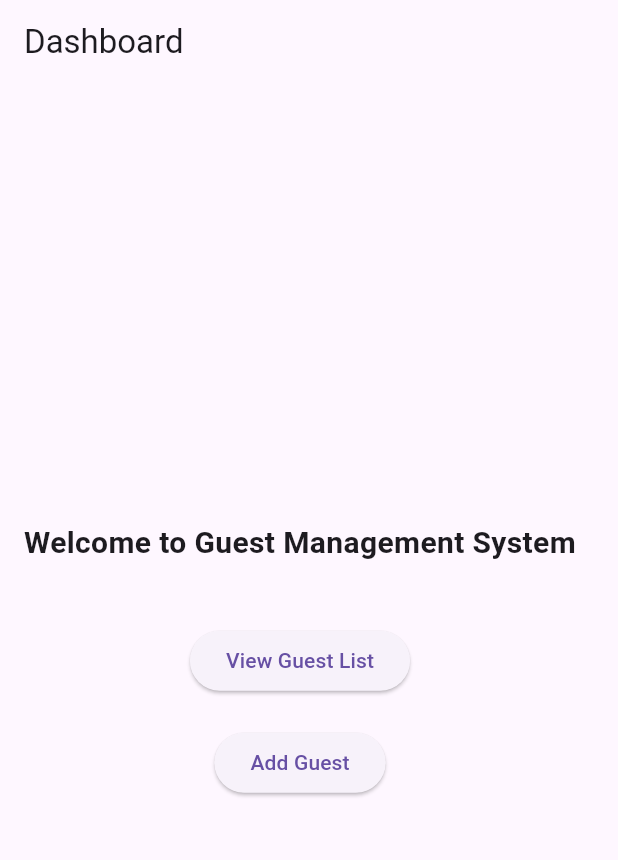
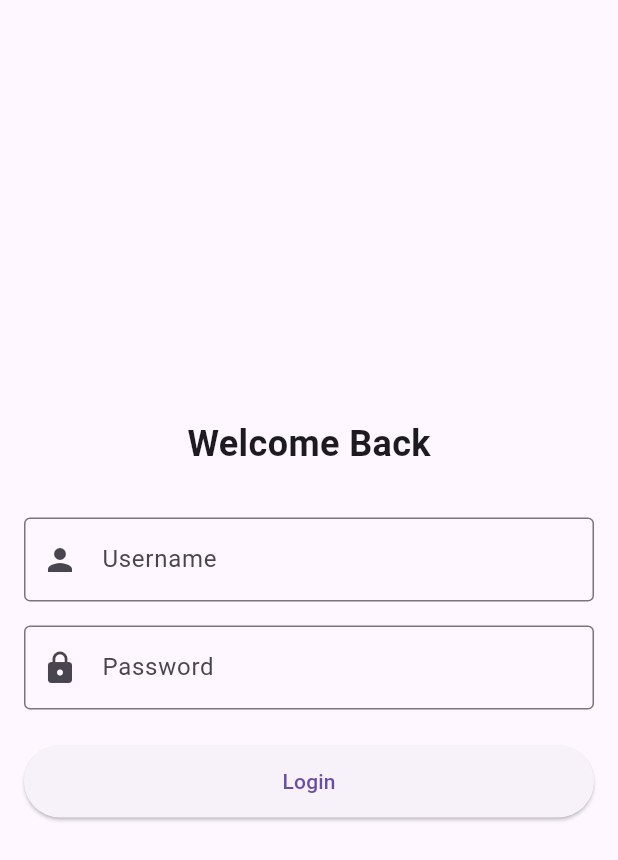
Before and after one commit to mragenks/pendataan-tamu, a Flutter app: the screen it shows after launch, on a phone screen of 412 x 824 dp. Shown: the top 860 px of the screen. Run offline on Flutter 3.47's test engine with Material 3 defaults, Android fonts, the phone set to English and light mode, and no system bars; our stand-ins replace shared_preferences, sqflite; accounts and stored records are empty.

Commit message:
login done, logout done, reset all done, active guests and checked out done

```diff
--- a/lib/main.dart
+++ b/lib/main.dart
@@ -1,17 +1,29 @@
 import 'package:flutter/material.dart';
+import 'screens/login_screen.dart';
 import 'screens/dashboard_screen.dart';
+import 'services/auth_service.dart';
 
-void main() {
-  runApp(MyApp());
-}
+void main() => runApp(MyApp());
 
 class MyApp extends StatelessWidget {
   @override
   Widget build(BuildContext context) {
     return MaterialApp(
       title: 'Guest Management',
-      theme: ThemeData(primarySwatch: Colors.blue),
-      home: DashboardScreen(),
+      home: FutureBuilder<bool>(
+        future: AuthService().isLoggedIn(),
+        builder: (context, snapshot) {
+          if (snapshot.connectionState == ConnectionState.waiting) {
+            return CircularProgressIndicator();
+          }
+
+          if (snapshot.data == true) {
+            return DashboardScreen();
+          }
+
+          return LoginScreen();
+        },
+      ),
     );
   }
 }
--- /dev/null
+++ b/lib/models/user.dart
@@ -0,0 +1,27 @@
+class User {
+  final String username;
+  final String password; // Dalam praktik nyata, password harus di-hash
+  final String role; // misalnya: 'admin', 'staff'
+
+  User({
+    required this.username,
+    required this.password,
+    required this.role,
+  });
+
+  Map<String, dynamic> toMap() {
+    return {
+      'username': username,
+      'password': password,
+      'role': role,
+    };
+  }
+
+  factory User.fromMap(Map<String, dynamic> map) {
+    return User(
+      username: map['username'],
+      password: map['password'],
+      role: map['role'],
+    );
+  }
+}
--- /dev/null
+++ b/lib/screens/login_screen.dart
@@ -0,0 +1,112 @@
+import 'package:flutter/material.dart';
+import 'package:pendataan_tamu_perumahan/screens/dashboard_screen.dart';
+import '../services/auth_service.dart';
+
+class LoginScreen extends StatefulWidget {
+  @override
+  _LoginScreenState createState() => _LoginScreenState();
+}
+
+class _LoginScreenState extends State<LoginScreen> {
+  final _formKey = GlobalKey<FormState>();
+  final _usernameController = TextEditingController();
+  final _passwordController = TextEditingController();
+  bool _isLoading = false;
+
+  void _login() async {
+    if (_formKey.currentState!.validate()) {
+      setState(() => _isLoading = true);
+
+      try {
+        final success = await AuthService().login(
+          _usernameController.text,
+          _passwordController.text,
+        );
+
+        if (success) {
+          Navigator.of(context).pushReplacement(
+            MaterialPageRoute(builder: (_) => DashboardScreen()),
+          );
+        } else {
+          ScaffoldMessenger.of(context).showSnackBar(
+            SnackBar(content: Text('Invalid username or password')),
+          );
+        }
+      } catch (e) {
+        ScaffoldMessenger.of(context).showSnackBar(
+          SnackBar(content: Text('Login failed: ${e.toString()}')),
+        );
+      } finally {
+        setState(() => _isLoading = false);
+      }
+    }
+  }
+
+  @override
+  Widget build(BuildContext context) {
+    return Scaffold(
+      body: Center(
+        child: SingleChildScrollView(
+          padding: EdgeInsets.all(16),
+          child: Form(
+            key: _formKey,
+            child: Column(
+              mainAxisAlignment: MainAxisAlignment.center,
+              children: [
+                Text(
+                  'Welcome Back',
+                  style: TextStyle(
+                    fontSize: 24,
+                    fontWeight: FontWeight.bold,
+                  ),
+                ),
+                SizedBox(height: 32),
+                TextFormField(
+                  controller: _usernameController,
+                  decoration: InputDecoration(
+                    labelText: 'Username',
+                    border: OutlineInputBorder(),
+                    prefixIcon: Icon(Icons.person),
+                  ),
+                  validator: (value) {
+                    if (value == null || value.isEmpty) {
+                      return 'Please enter username';
+                    }
+                    return null;
+                  },
+                ),
+                SizedBox(height: 16),
+                TextFormField(
+                  controller: _passwordController,
+                  decoration: InputDecoration(
+                    labelText: 'Password',
+                    border: OutlineInputBorder(),
+                    prefixIcon: Icon(Icons.lock),
+                  ),
+                  obscureText: true,
+                  validator: (value) {
+                    if (value == null || value.isEmpty) {
+                      return 'Please enter password';
+                    }
+                    return null;
+                  },
+                ),
+                SizedBox(height: 24),
+                SizedBox(
+                  width: double.infinity,
+                  height: 48,
+                  child: ElevatedButton(
+                    onPressed: _isLoading ? null : _login,
+                    child: _isLoading
+                        ? CircularProgressIndicator(color: Colors.white)
+                        : Text('Login'),
+                  ),
+                ),
+              ],
+            ),
+          ),
+        ),
+      ),
+    );
+  }
+}
--- /dev/null
+++ b/lib/services/auth_service.dart
@@ -0,0 +1,54 @@
+import 'package:shared_preferences/shared_preferences.dart';
+// import '../models/user.dart';
+
+class AuthService {
+  static const String TOKEN_KEY = 'auth_token';
+  static const String USERNAME_KEY = 'username';
+
+  Future<bool> login(String username, String password) async {
+    try {
+      // Simulasi pengecekan login
+      if (username == 'admin' && password == 'admin') {
+        final prefs = await SharedPreferences.getInstance();
+        await prefs.setString(TOKEN_KEY, 'dummy_token_${DateTime.now().millisecondsSinceEpoch}');
+        await prefs.setString(USERNAME_KEY, username);
+        return true;
+      }
+      return false;
+    } catch (e) {
+      print('Login error: $e');
+      return false;
+    }
+  }
+
+  Future<void> logout() async {
+    try {
+      final prefs = await SharedPreferences.getInstance();
+      await prefs.remove(TOKEN_KEY);
+      await prefs.remove(USERNAME_KEY);
+    } catch (e) {
+      print('Logout error: $e');
+    }
+  }
+
+  Future<bool> isLoggedIn() async {
+    try {
+      final prefs = await SharedPreferences.getInstance();
+      final token = prefs.getString(TOKEN_KEY);
+      return token != null;
+    } catch (e) {
+      print('Check login status error: $e');
+      return false;
+    }
+  }
+
+  Future<String?> getUsername() async {
+    try {
+      final prefs = await SharedPreferences.getInstance();
+      return prefs.getString(USERNAME_KEY);
+    } catch (e) {
+      print('Get username error: $e');
+      return null;
+    }
+  }
+}
--- a/lib/services/database_service.dart
+++ b/lib/services/database_service.dart
@@ -13,6 +13,11 @@ class DatabaseService {
     if (_database != null) return _database!;
     _database = await _initDB();
     return _database!;
+  }
+
+  Future<void> resetData() async {
+    final db = await database;
+    await db.delete('guests'); // Ganti 'guests' dengan nama tabel Anda
   }
 
   Future<Database> _initDB() async {
--- a/pubspec.yaml
+++ b/pubspec.yaml
@@ -39,6 +39,7 @@ dependencies:
   # Use with the CupertinoIcons class for iOS style icons.
   cupertino_icons: ^1.0.8
   provider: ^6.1.2
+  shared_preferences: ^2.3.4
 
 dev_dependencies:
   flutter_test:
```
Also changed, not shown: lib/models/guest.dart (+27 -1 lines), lib/screens/dashboard_screen.dart (+16 -1 lines), lib/screens/guest_list_screen.dart (+182 -63 lines), pubspec.lock, 1 other file.
